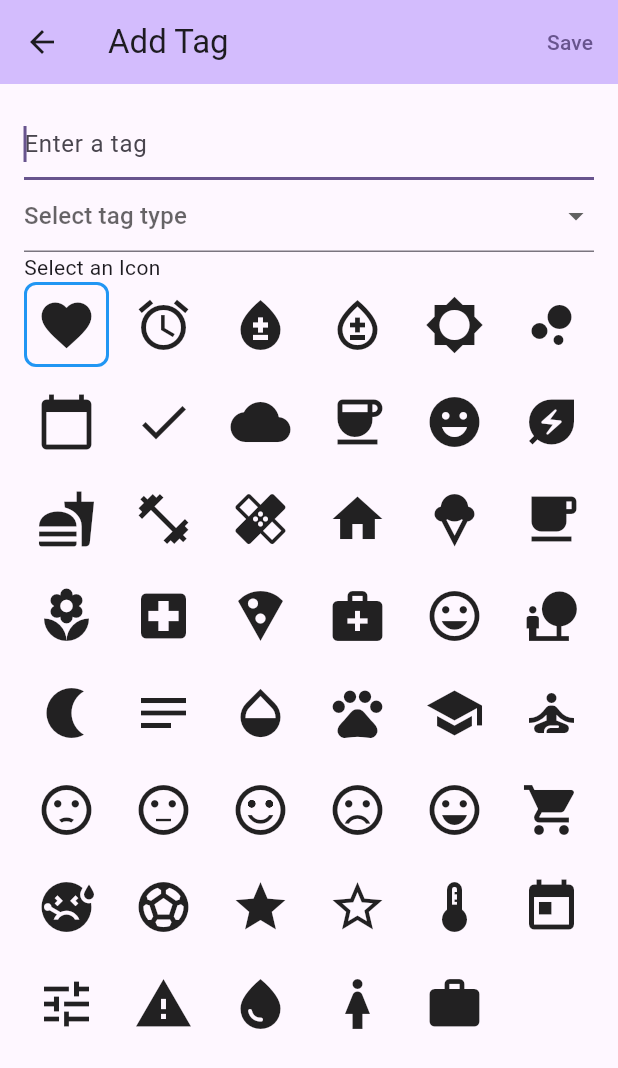
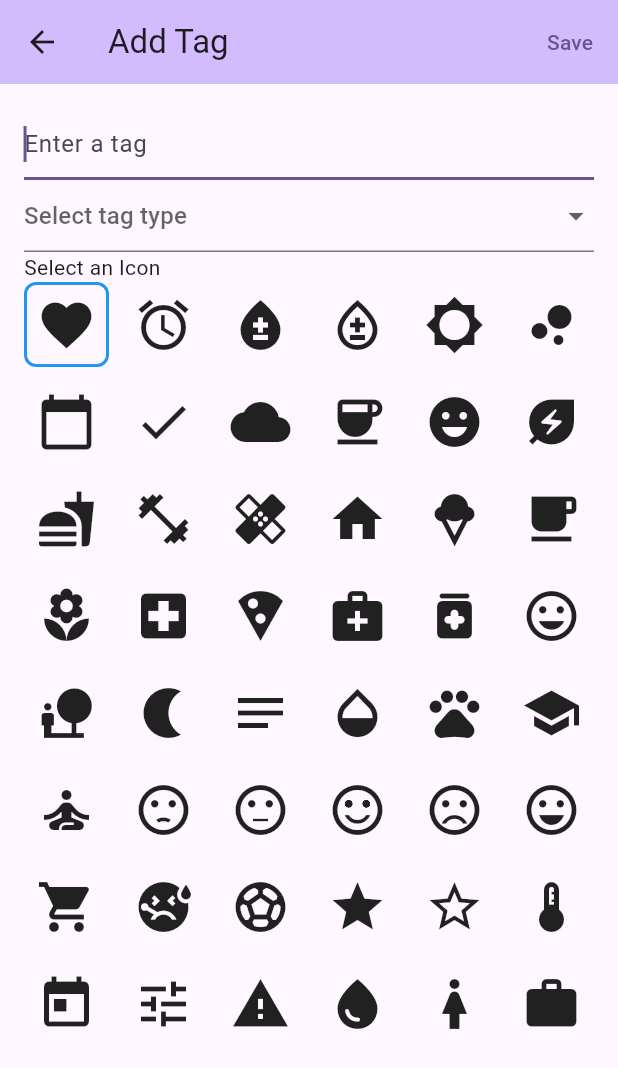
Before and after one commit to HoppenR/flutter-journal-app, a Flutter app: the AddTagForm screen opened directly, on a phone screen of 412 x 824 dp. Shown: the top 1068 px of the screen. Run offline on Flutter 3.47's test engine with Material 3 defaults, Android fonts, the phone set to English and light mode, and no system bars; our stand-ins replace fl_chart, shared_preferences; accounts and stored records are empty.

Commit message:
fix: allow scrolling icons

```diff
--- a/lib/add_tag_form.dart
+++ b/lib/add_tag_form.dart
@@ -173,7 +173,6 @@ class AddTagFormState extends State<AddTagForm> {
           final int maxIconsInRow = (availableWidth / (iconSize + 16)).floor();
 
           return GridView.builder(
-            physics: const NeverScrollableScrollPhysics(),
             gridDelegate: SliverGridDelegateWithFixedCrossAxisCount(
               crossAxisCount: maxIconsInRow,
               crossAxisSpacing: 8,
--- a/lib/tag.dart
+++ b/lib/tag.dart
@@ -42,6 +42,7 @@ final Map<int, IconData> availableIcons = <int, IconData>{
   Icons.local_hospital.codePoint: Icons.local_hospital,
   Icons.local_pizza.codePoint: Icons.local_pizza,
   Icons.medical_services.codePoint: Icons.medical_services,
+  Icons.medication_rounded.codePoint: Icons.medication_rounded,
   Icons.mood.codePoint: Icons.mood,
   Icons.nature_people.codePoint: Icons.nature_people,
   Icons.nightlight.codePoint: Icons.nightlight,
```
Also changed, not shown: lib/main.dart (+11 -0 lines).
